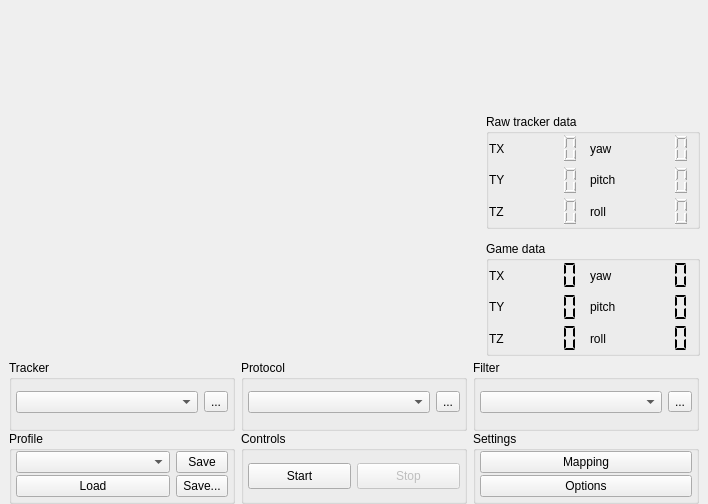
Above: facetracknoir/main.ui from opentrack/opentrack before the change. Below: the same form after it.
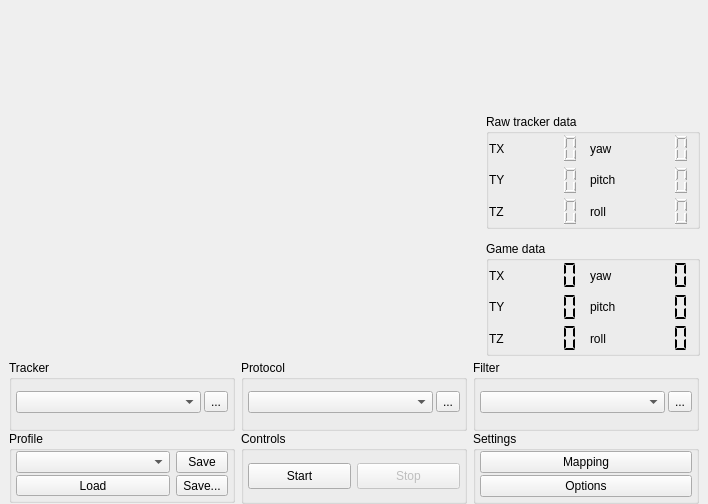
That is the form after the change. Icons and pictures are not drawn. Custom widgets are drawn as their Qt base class.

Commit message: resize UI, looks better on OSX probably

The edit to the form file:
```diff
--- a/facetracknoir/main.ui
+++ b/facetracknoir/main.ui
@@ -964,6 +964,9 @@
              <property name="bottomMargin">
               <number>4</number>
              </property>
+             <property name="horizontalSpacing">
+              <number>3</number>
+             </property>
              <property name="verticalSpacing">
               <number>2</number>
              </property>
@@ -1007,6 +1010,9 @@
              <property name="bottomMargin">
               <number>4</number>
              </property>
+             <property name="horizontalSpacing">
+              <number>3</number>
+             </property>
              <property name="verticalSpacing">
               <number>2</number>
              </property>
@@ -1050,6 +1056,9 @@
              <property name="bottomMargin">
               <number>4</number>
              </property>
+             <property name="horizontalSpacing">
+              <number>3</number>
+             </property>
              <property name="verticalSpacing">
               <number>2</number>
              </property>
@@ -1074,6 +1083,12 @@
           </item>
           <item row="1" column="0">
            <widget class="QGroupBox" name="groupProfile">
+            <property name="sizePolicy">
+             <sizepolicy hsizetype="Preferred" vsizetype="Fixed">
+              <horstretch>0</horstretch>
+              <verstretch>0</verstretch>
+             </sizepolicy>
+            </property>
             <property name="title">
              <string>Profile</string>
             </property>
@@ -1112,7 +1127,7 @@
              <item row="1" column="0">
               <widget class="QToolButton" name="btnLoad">
                <property name="sizePolicy">
-                <sizepolicy hsizetype="Preferred" vsizetype="Preferred">
+                <sizepolicy hsizetype="Preferred" vsizetype="Fixed">
                  <horstretch>0</horstretch>
                  <verstretch>0</verstretch>
                 </sizepolicy>
@@ -1144,7 +1159,7 @@
                 <bool>true</bool>
                </property>
                <property name="sizePolicy">
-                <sizepolicy hsizetype="Maximum" vsizetype="Preferred">
+                <sizepolicy hsizetype="Maximum" vsizetype="Fixed">
                  <horstretch>0</horstretch>
                  <verstretch>0</verstretch>
                 </sizepolicy>
```
Left out of the diff: 2 changed lines with no effect on the pictures.
